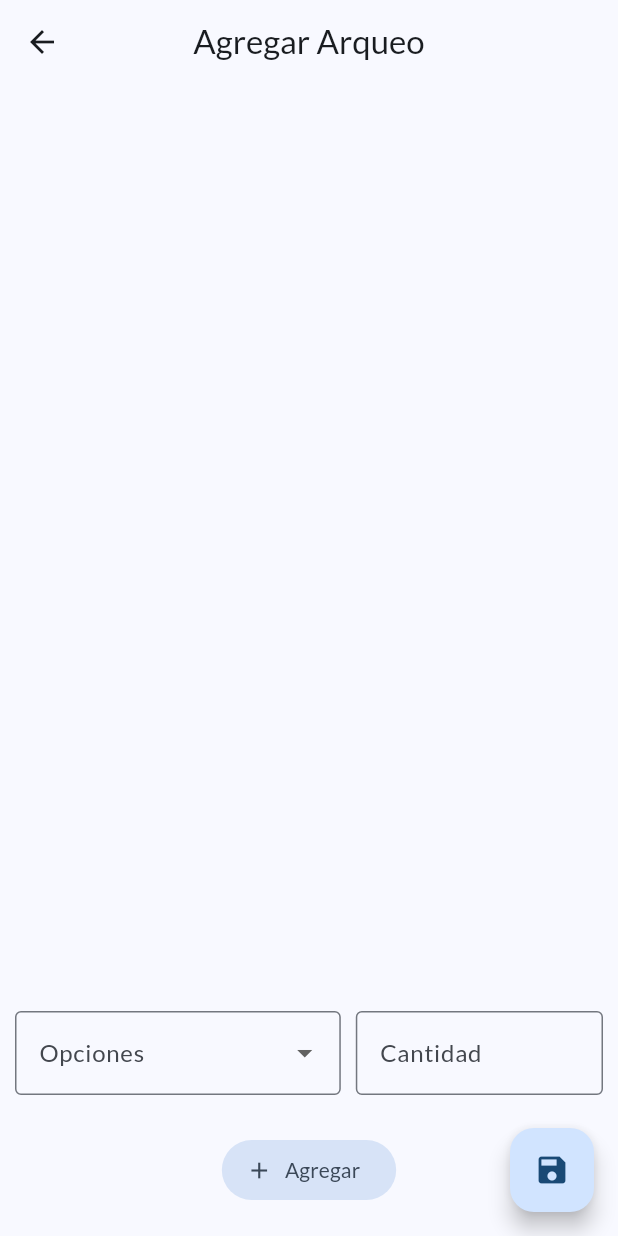
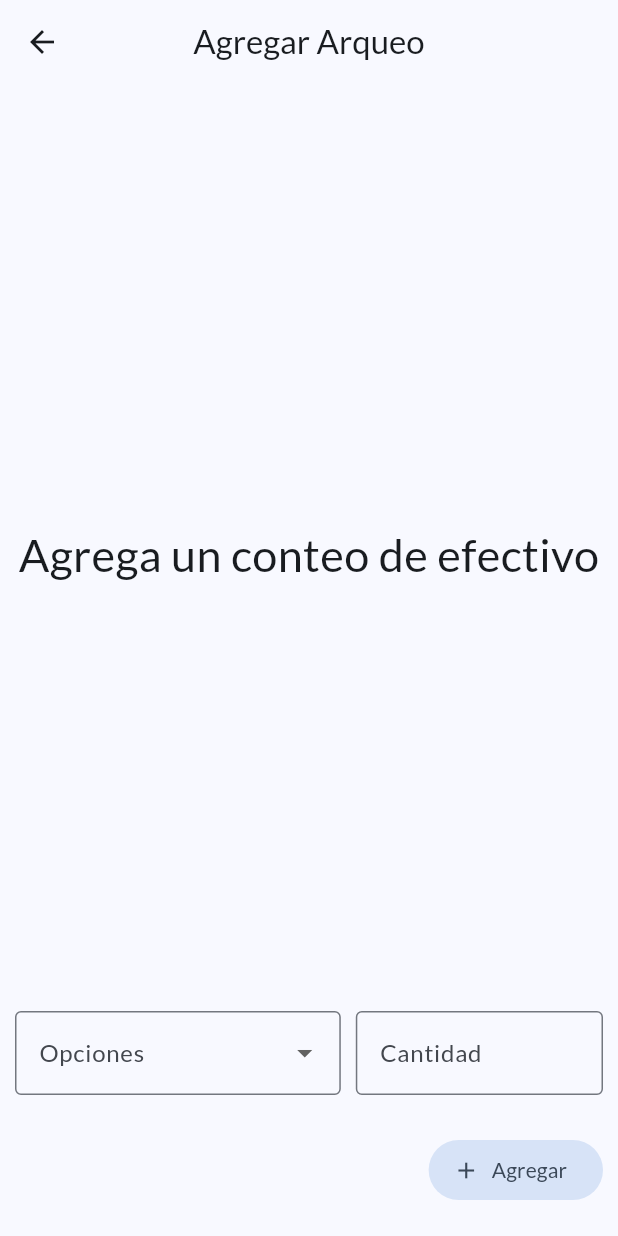
Before and after one commit to Jose20025/arqueo_caja, a Flutter app: the screen it shows after launch, after a tap on the "add" icon, on a phone screen of 412 x 824 dp. Run offline on Flutter 3.47's test engine with Material 3 defaults, Android fonts, the phone set to English and light mode, and no system bars; our stand-ins replace google_fonts, shared_preferences.

Commit message:
design change

```diff
--- a/lib/pages/add_cashcount_page.dart
+++ b/lib/pages/add_cashcount_page.dart
@@ -294,16 +294,30 @@ class _AddCashCountPageState extends State<AddCashCountPage> {
       appBar: AppBar(
         title: const Text('Agregar Arqueo'),
         centerTitle: true,
+        // actions: miniCashCounts.isEmpty
+        //     ? []
+        //     : [
+        //         IconButton.filledTonal(
+        //           onPressed: () => onSaveCashCount(arguments),
+        //           icon: const Icon(Icons.save),
+        //         ),
+        //         const SizedBox(width: 10)
+        //       ],
       ),
-      floatingActionButton: FloatingActionButton(
+      floatingActionButton: miniCashCounts.isNotEmpty
+          ? FloatingActionButton(
               onPressed: () => onSaveCashCount(arguments),
               child: const Icon(Icons.save),
-      ),
+            )
+          : null,
+      floatingActionButtonLocation: FloatingActionButtonLocation.miniEndTop,
       body: SizedBox(
         child: Column(
           children: [
+            const SizedBox(height: 30),
             Expanded(
-              child: ListView.separated(
+                child: miniCashCounts.isNotEmpty
+                    ? ListView.separated(
                         itemBuilder: (context, index) {
                           return MiniCashCountTile(
                             miniCashCounts[index],
@@ -312,8 +326,14 @@ class _AddCashCountPageState extends State<AddCashCountPage> {
                         },
                         separatorBuilder: (_, __) => const Divider(),
                         itemCount: miniCashCounts.length,
+                      )
+                    : const Center(
+                        child: Text(
+                          'Agrega un conteo de efectivo',
+                          style: TextStyle(fontSize: 30),
+                          textAlign: TextAlign.center,
                         ),
-            ),
+                      )),
             _BottomMenu(
               onAdd: onAdd,
               amountController: _amountController,
@@ -375,10 +395,15 @@ class _BottomMenu extends StatelessWidget {
                 ),
               ],
             ),
+            Row(
+              children: [
+                const Spacer(),
                 FilledButton.tonalIcon(
                   onPressed: onAdd,
                   icon: const Icon(Icons.add),
                   label: const Text('Agregar'),
+                ),
+              ],
             )
           ],
         ),
```
Lines whose indentation alone changed are shown as unchanged.
